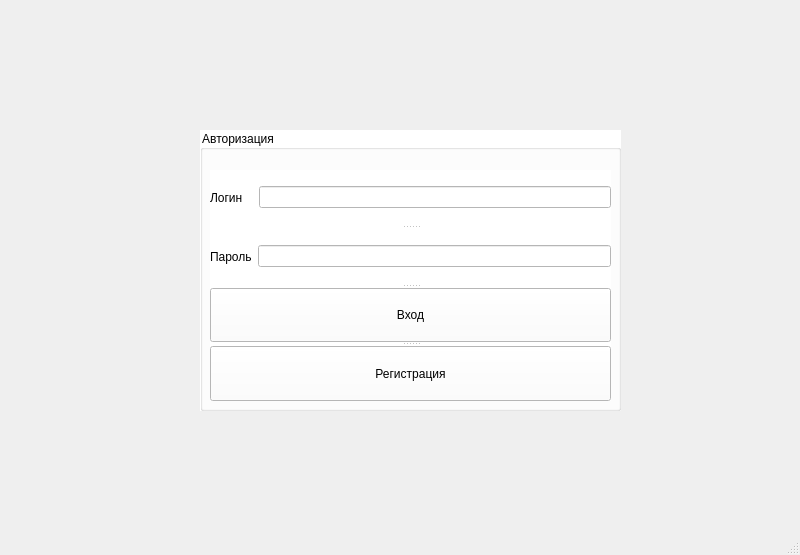
Old version of the form src/app/hello_w.ui in the repository zloyaloha/permisson-service.
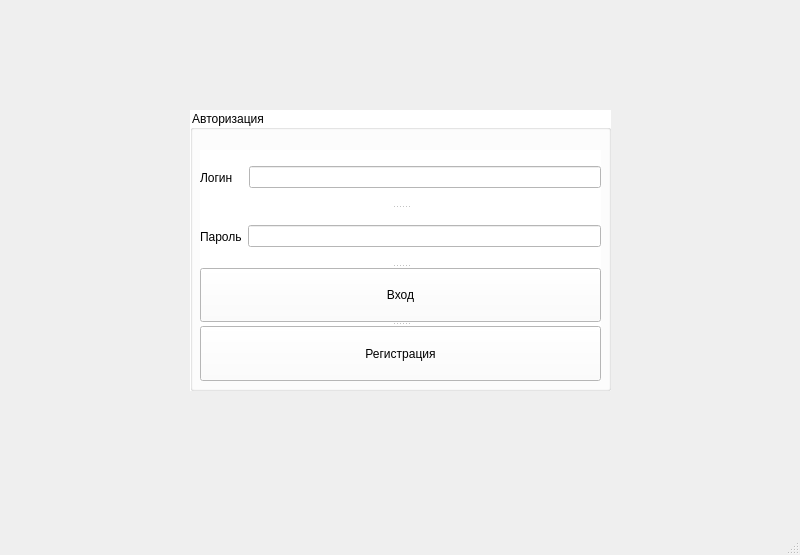
New version of the form. The open tabs and pages were chosen to show the change.

Patch:
```diff
--- a/src/app/hello_w.ui
+++ b/src/app/hello_w.ui
@@ -10,19 +10,43 @@
     <height>555</height>
    </rect>
   </property>
+  <property name="sizePolicy">
+   <sizepolicy hsizetype="Expanding" vsizetype="Expanding">
+    <horstretch>0</horstretch>
+    <verstretch>0</verstretch>
+   </sizepolicy>
+  </property>
   <property name="windowTitle">
    <string>MainWindow</string>
   </property>
   <widget class="QWidget" name="main">
+   <property name="sizePolicy">
+    <sizepolicy hsizetype="Expanding" vsizetype="Expanding">
+     <horstretch>0</horstretch>
+     <verstretch>0</verstretch>
+    </sizepolicy>
+   </property>
+   <property name="minimumSize">
+    <size>
+     <width>800</width>
+     <height>0</height>
+    </size>
+   </property>
    <widget class="QStackedWidget" name="stackedWidget">
     <property name="geometry">
      <rect>
-      <x>0</x>
-      <y>10</y>
-      <width>791</width>
-      <height>511</height>
+      <x>40</x>
+      <y>70</y>
+      <width>721</width>
+      <height>391</height>
      </rect>
     </property>
+    <property name="sizePolicy">
+     <sizepolicy hsizetype="Expanding" vsizetype="Expanding">
+      <horstretch>0</horstretch>
+      <verstretch>0</verstretch>
+     </sizepolicy>
+    </property>
     <property name="maximumSize">
      <size>
       <width>791</width>
@@ -33,21 +57,36 @@
      <number>0</number>
     </property>
     <widget class="QWidget" name="loginWindow">
+     <property name="enabled">
+      <bool>true</bool>
+     </property>
+     <property name="sizePolicy">
+      <sizepolicy hsizetype="Expanding" vsizetype="Expanding">
+       <horstretch>0</horstretch>
+       <verstretch>0</verstretch>
+      </sizepolicy>
+     </property>
      <property name="maximumSize">
       <size>
-       <width>791</width>
+       <width>782</width>
        <height>511</height>
       </size>
      </property>
      <widget class="QGroupBox" name="loginBox">
       <property name="geometry">
        <rect>
-        <x>200</x>
-        <y>120</y>
+        <x>150</x>
+        <y>40</y>
         <width>421</width>
         <height>281</height>
        </rect>
       </property>
+      <property name="sizePolicy">
+       <sizepolicy hsizetype="Expanding" vsizetype="Expanding">
+        <horstretch>0</horstretch>
+        <verstretch>0</verstretch>
+       </sizepolicy>
+      </property>
       <property name="maximumSize">
        <size>
         <width>421</width>
@@ -76,6 +115,12 @@
          <height>231</height>
         </rect>
        </property>
+       <property name="sizePolicy">
+        <sizepolicy hsizetype="Ignored" vsizetype="Expanding">
+         <horstretch>0</horstretch>
+         <verstretch>0</verstretch>
+        </sizepolicy>
+       </property>
        <property name="orientation">
         <enum>Qt::Vertical</enum>
        </property>
```
Left out of the diff: 11 changed lines with no effect on the pictures.
